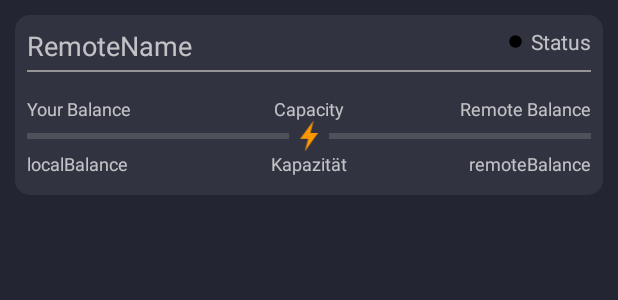
After one commit to LN-Zap/zap-android, an Android app: the layout channel_list_element_open_channel.xml on its own in the app's theme, with its tools: preview values and no code run, on a phone screen of 412 x 824 dp. The commit adds this screen. Shown: the top 300 px of the screen. Run offline under Robolectric (Android 15) with nearby library versions, the phone set to English and light mode, and no system bars.

Commit message:
Display open channels in channel management settings
- additionally removed a lot of grpc debug output logs

```diff
--- a/app/src/main/java/ln_zap/zap/fragments/WalletFragment.java
+++ b/app/src/main/java/ln_zap/zap/fragments/WalletFragment.java
@@ -231,6 +231,8 @@ public class WalletFragment extends Fragment implements SharedPreferences.OnShar
 
             Wallet.getInstance().fetchBalanceFromLND();
 
+            // ToDo: This has to be done somewhere else later.
+            Wallet.getInstance().fetchOpenChannelsFromLND();
         }
 
         return view;
--- /dev/null
+++ b/app/src/main/res/drawable/ic_status_dot_black_24dp.xml
@@ -0,0 +1,9 @@
+<vector xmlns:android="http://schemas.android.com/apk/res/android"
+        android:width="24dp"
+        android:height="24dp"
+        android:viewportWidth="24.0"
+        android:viewportHeight="24.0">
+    <path
+        android:fillColor="#FF000000"
+        android:pathData="M12,12m-10,0a10,10 0,1 1,20 0a10,10 0,1 1,-20 0"/>
+</vector>
--- /dev/null
+++ b/app/src/main/res/layout/channel_list_element_open_channel.xml
@@ -0,0 +1,179 @@
+<?xml version="1.0" encoding="utf-8"?>
+<androidx.constraintlayout.widget.ConstraintLayout xmlns:android="http://schemas.android.com/apk/res/android"
+    xmlns:app="http://schemas.android.com/apk/res-auto"
+    xmlns:tools="http://schemas.android.com/tools"
+    android:id="@+id/transactionRootView"
+    android:layout_width="match_parent"
+    android:layout_height="120dp"
+    android:layout_marginStart="10dp"
+    android:layout_marginTop="10dp"
+    android:layout_marginEnd="10dp"
+    android:layout_marginBottom="10dp"
+    android:background="@drawable/bg_history_item"
+    android:gravity="center_vertical">
+
+    <TextView
+        android:id="@+id/remoteName"
+        android:layout_width="wrap_content"
+        android:layout_height="wrap_content"
+        android:layout_marginStart="8dp"
+        android:layout_marginTop="8dp"
+        android:ellipsize="end"
+        android:maxWidth="200dp"
+        android:maxLines="1"
+        android:text="RemoteName"
+        android:textSize="18sp"
+        app:layout_constraintStart_toStartOf="parent"
+        app:layout_constraintTop_toTopOf="parent" />
+
+    <TextView
+        android:id="@+id/state"
+        android:layout_width="wrap_content"
+        android:layout_height="wrap_content"
+        android:layout_marginTop="8dp"
+        android:layout_marginEnd="8dp"
+        android:layout_weight="1"
+        android:text="Status"
+        app:layout_constraintEnd_toEndOf="parent"
+        app:layout_constraintTop_toTopOf="parent" />
+
+    <ImageView
+        android:id="@+id/statusDot"
+        android:layout_width="10dp"
+        android:layout_height="10dp"
+        android:layout_marginEnd="5dp"
+        app:layout_constraintBottom_toBottomOf="@+id/state"
+        app:layout_constraintEnd_toStartOf="@+id/state"
+        app:layout_constraintTop_toTopOf="@+id/state"
+        app:srcCompat="@drawable/ic_status_dot_black_24dp" />
+
+    <ImageView
+        android:id="@+id/imageView3"
+        android:layout_width="0dp"
+        android:layout_height="1dp"
+        android:layout_marginStart="8dp"
+        android:layout_marginTop="4dp"
+        android:layout_marginEnd="8dp"
+        app:layout_constraintEnd_toEndOf="parent"
+        app:layout_constraintStart_toStartOf="parent"
+        app:layout_constraintTop_toBottomOf="@+id/remoteName"
+        app:srcCompat="@color/gray" />
+
+    <LinearLayout
+        android:id="@+id/linearLayout3"
+        android:layout_width="0dp"
+        android:layout_height="wrap_content"
+        android:layout_marginStart="8dp"
+        android:layout_marginTop="8dp"
+        android:layout_marginEnd="8dp"
+        android:orientation="vertical"
+        app:layout_constraintBottom_toBottomOf="parent"
+        app:layout_constraintEnd_toEndOf="parent"
+        app:layout_constraintStart_toStartOf="parent"
+        app:layout_constraintTop_toBottomOf="@+id/remoteName">
+
+        <androidx.constraintlayout.widget.ConstraintLayout
+            android:layout_width="match_parent"
+            android:layout_height="match_parent">
+
+            <TextView
+                android:id="@+id/localBalanceTitle"
+                android:layout_width="wrap_content"
+                android:layout_height="wrap_content"
+                android:text="@string/channel_local_balance"
+                android:textSize="12sp" />
+
+            <TextView
+                android:id="@+id/capacityTitle"
+                android:layout_width="wrap_content"
+                android:layout_height="wrap_content"
+                android:layout_marginStart="8dp"
+                android:layout_marginEnd="8dp"
+                android:text="@string/channel_capacity"
+                android:textSize="12sp"
+                app:layout_constraintEnd_toEndOf="parent"
+                app:layout_constraintStart_toStartOf="parent" />
+
+            <TextView
+                android:id="@+id/remoteBalanceTitle"
+                android:layout_width="wrap_content"
+                android:layout_height="wrap_content"
+                android:text="@string/channel_remote_balance"
+                android:textSize="12sp"
+                app:layout_constraintEnd_toEndOf="parent" />
+        </androidx.constraintlayout.widget.ConstraintLayout>
+
+        <androidx.constraintlayout.widget.ConstraintLayout
+            android:layout_width="match_parent"
+            android:layout_height="wrap_content">
+
+            <ProgressBar
+                android:id="@+id/localBar"
+                style="?android:attr/progressBarStyleHorizontal"
+                android:layout_width="0dp"
+                android:layout_height="wrap_content"
+                android:layout_marginEnd="3dp"
+                app:layout_constraintBottom_toBottomOf="parent"
+                app:layout_constraintEnd_toStartOf="@+id/lightningIcon"
+                app:layout_constraintStart_toStartOf="parent"
+                app:layout_constraintTop_toTopOf="parent" />
+
+            <ImageView
+                android:id="@+id/lightningIcon"
+                android:layout_width="20dp"
+                android:layout_height="20dp"
+                android:layout_gravity="center"
+                android:tint="@color/lightningOrange"
+                app:srcCompat="@drawable/bolt_black_filled_24dp"
+                app:layout_constraintEnd_toEndOf="parent"
+                app:layout_constraintStart_toStartOf="parent"
+                app:layout_constraintBottom_toBottomOf="parent"
+                app:layout_constraintTop_toTopOf="parent" />
+
+            <ProgressBar
+                android:id="@+id/remoteBar"
+                style="?android:attr/progressBarStyleHorizontal"
+                android:layout_width="0dp"
+                android:layout_height="wrap_content"
+                android:layout_marginStart="3dp"
+                android:layoutDirection="rtl"
+                app:layout_constraintBottom_toBottomOf="parent"
+                app:layout_constraintEnd_toEndOf="parent"
+                app:layout_constraintStart_toEndOf="@+id/lightningIcon"
+                app:layout_constraintTop_toTopOf="parent" />
+        </androidx.constraintlayout.widget.ConstraintLayout>
+
+        <androidx.constraintlayout.widget.ConstraintLayout
+            android:layout_width="match_parent"
+            android:layout_height="wrap_content">
+
+            <TextView
+                android:id="@+id/localBalance"
+                android:layout_width="wrap_content"
+                android:layout_height="wrap_content"
+                android:text="localBalance"
+                android:textSize="12sp" />
+
+            <TextView
+                android:id="@+id/capacity"
+                android:layout_width="wrap_content"
+                android:layout_height="wrap_content"
+                android:layout_marginStart="8dp"
+                android:layout_marginEnd="8dp"
+                android:text="Kapazität"
+                android:textSize="12sp"
+                app:layout_constraintEnd_toEndOf="parent"
+                app:layout_constraintStart_toStartOf="parent" />
+
+            <TextView
+                android:id="@+id/remoteBalance"
+                android:layout_width="wrap_content"
+                android:layout_height="wrap_content"
+                android:text="remoteBalance"
+                android:textSize="12sp"
+                app:layout_constraintEnd_toEndOf="parent" />
+        </androidx.constraintlayout.widget.ConstraintLayout>
+
+    </LinearLayout>
+
+</androidx.constraintlayout.widget.ConstraintLayout>
--- a/app/src/main/res/values/strings.xml
+++ b/app/src/main/res/values/strings.xml
@@ -103,6 +103,16 @@
     <string name="requested_payment">Requested</string>
     <string name="request_expired">Expired</string>
     <string name="internal">Internal</string>
+
+
+    <!-- //////////////// Channel Management //////////////////// -->
+
+    <string name="channel_capacity">Capacity</string>
+    <string name="channel_local_balance">Your Balance</string>
+    <string name="channel_remote_balance">Remote Balance</string>
+    <string name="channel_no_alias">Unnamed</string>
+    <string name="channel_state_open">open</string>
+    <string name="channel_state_offline">offline</string>
 
 
     <!-- //////////////// Welcome //////////////////// -->
```
Also changed, not shown: app/src/main/java/ln_zap/zap/channelManagement/ChannelItemAdapter.java (added, +79 -0 lines), app/src/main/java/ln_zap/zap/channelManagement/ChannelListItem.java (added, +10 -0 lines), app/src/main/java/ln_zap/zap/channelManagement/ManageChannelsActivity.java (+46 -0 lines), app/src/main/java/ln_zap/zap/channelManagement/OpenChannelItem.java (added, +20 -0 lines), app/src/main/java/ln_zap/zap/channelManagement/OpenChannelViewHolder.java (added, +101 -0 lines), app/src/main/java/ln_zap/zap/util/Wallet.java (+180 -6 lines), app/src/main/res/layout/activity_manage_channels.xml (+5 -15 lines), 1 other file.
